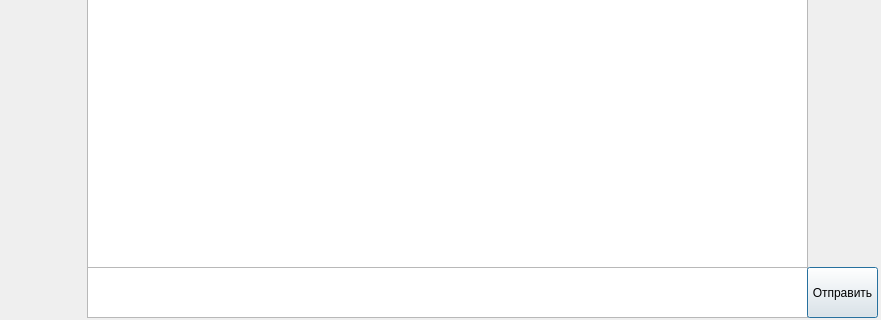
The window that mainform.ui (rutraq/Messanger) describes before a commit, drawn with Qt 5; both pictures show x 233 to 1114 and y 543 to 863 of the 1114 by 863 pixel window.
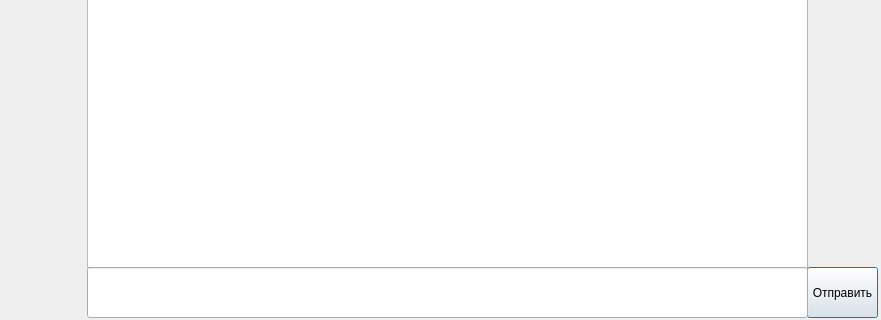
The same window after the commit.

Commit message: send message on enter

Diff of the .ui file:
```diff
--- a/mainform.ui
+++ b/mainform.ui
@@ -13,24 +13,6 @@
   <property name="windowTitle">
    <string>Dialog</string>
   </property>
-  <widget class="QTextEdit" name="textEdit">
-   <property name="geometry">
-    <rect>
-     <x>320</x>
-     <y>810</y>
-     <width>721</width>
-     <height>51</height>
-    </rect>
-   </property>
-   <property name="font">
-    <font>
-     <family>Times New Roman</family>
-     <pointsize>12</pointsize>
-     <weight>50</weight>
-     <bold>false</bold>
-    </font>
-   </property>
-  </widget>
   <widget class="QPushButton" name="pushButton">
    <property name="geometry">
     <rect>
@@ -106,6 +88,28 @@
     <bool>false</bool>
    </property>
   </widget>
+  <widget class="QLineEdit" name="lineEdit">
+   <property name="geometry">
+    <rect>
+     <x>320</x>
+     <y>810</y>
+     <width>721</width>
+     <height>51</height>
+    </rect>
+   </property>
+   <property name="font">
+    <font>
+     <family>Times New Roman</family>
+     <pointsize>12</pointsize>
+    </font>
+   </property>
+   <property name="echoMode">
+    <enum>QLineEdit::Normal</enum>
+   </property>
+   <property name="alignment">
+    <set>Qt::AlignLeading|Qt::AlignLeft|Qt::AlignTop</set>
+   </property>
+  </widget>
  </widget>
  <resources/>
  <connections/>
```
The commit also changes 2 other files.
